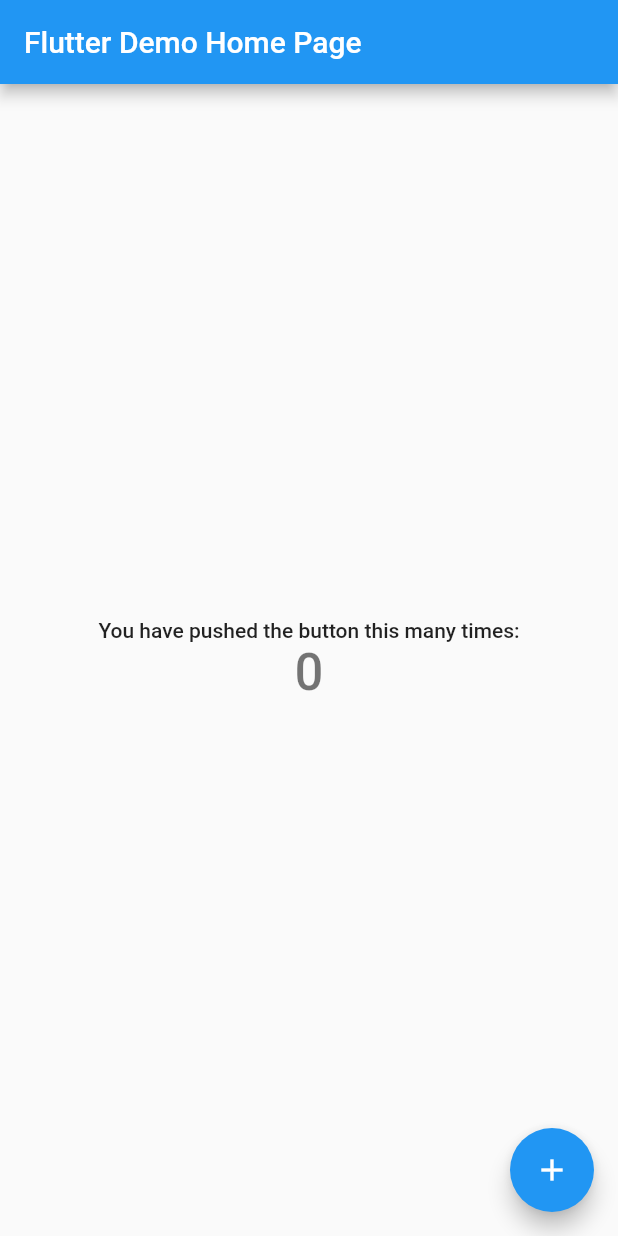
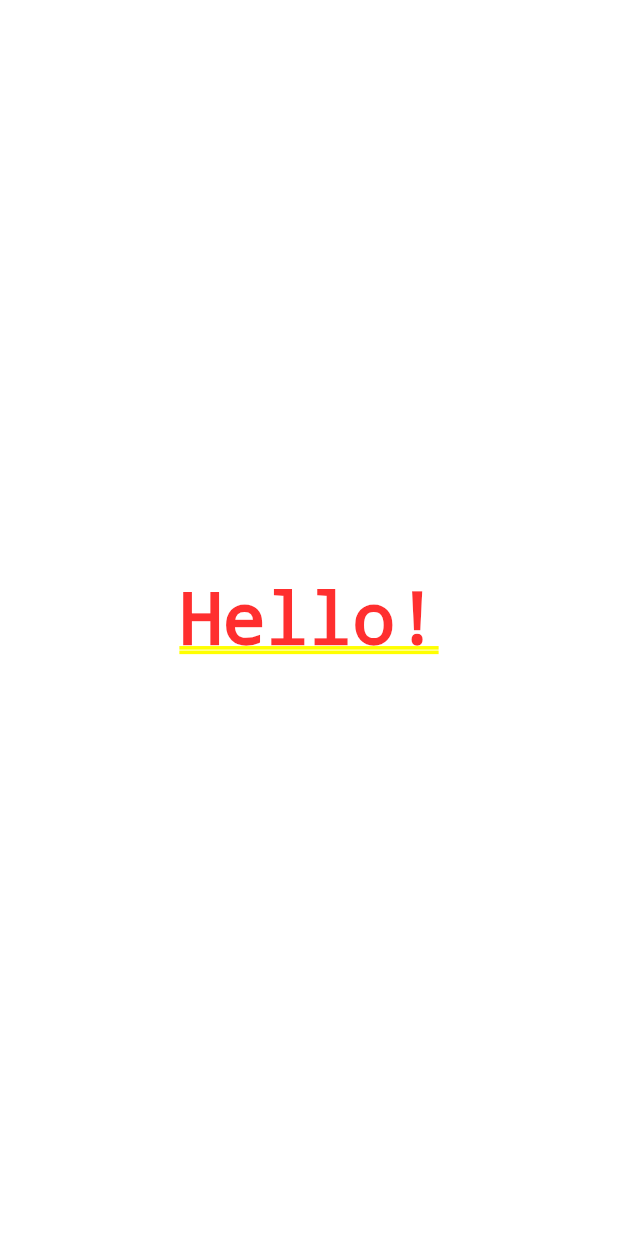
Before and after one commit to zDolS/places, a Flutter app: the screen it shows after launch, on a phone screen of 412 x 824 dp. Run offline on Flutter 3.47's test engine with Material 2 defaults, Android fonts, the phone set to English and light mode, and no system bars.

```diff
--- a/lib/main.dart
+++ b/lib/main.dart
@@ -26,7 +26,7 @@ class MyApp extends StatelessWidget {
         // closer together (more dense) than on mobile platforms.
         visualDensity: VisualDensity.adaptivePlatformDensity,
       ),
-      home: MyHomePage(title: 'Flutter Demo Home Page'),
+      home: MyFirstWidget(), //(title: 'Flutter Demo Home Page')
     );
   }
 }
@@ -115,3 +115,41 @@ class _MyHomePageState extends State<MyHomePage> {
     );
   }
 }
+
+class MyFirstWidget extends StatelessWidget {
+  @override
+  int counter = 0;
+  Widget build(BuildContext context) {
+    counter++;
+    print('counter: ${counter}');
+    print('build is run');
+    return Container(
+      //(counter),
+      child: Center(
+        child: Text('Hello!'),
+      ),
+    );
+  }
+}
+
+class MyFirstWidgetStateful extends StatefulWidget {
+  @override
+  _State createState() => _State();
+}
+
+class _State extends State {
+  @override
+  int counter = 0;
+
+  Widget build(BuildContext context) {
+    counter++;
+    print('counter: ${counter}');
+    print('build State is run');
+    return Container(
+      //(counter),
+      child: Center(
+        child: Text('Hello!'),
+      ),
+    );
+  }
+}
--- a/pubspec.yaml
+++ b/pubspec.yaml
@@ -41,4 +41,4 @@ flutter:
         - asset: res/font/Roboto/Roboto-MediumItalic.ttf
         - asset: res/font/Roboto/Roboto-Thin.ttf
         - asset: res/font/Roboto/Roboto-Black.ttf
-        - asset: res/font/Roboto/Roboto-ThinItalic
+        - asset: res/font/Roboto/Roboto-ThinItalic.ttf
```
